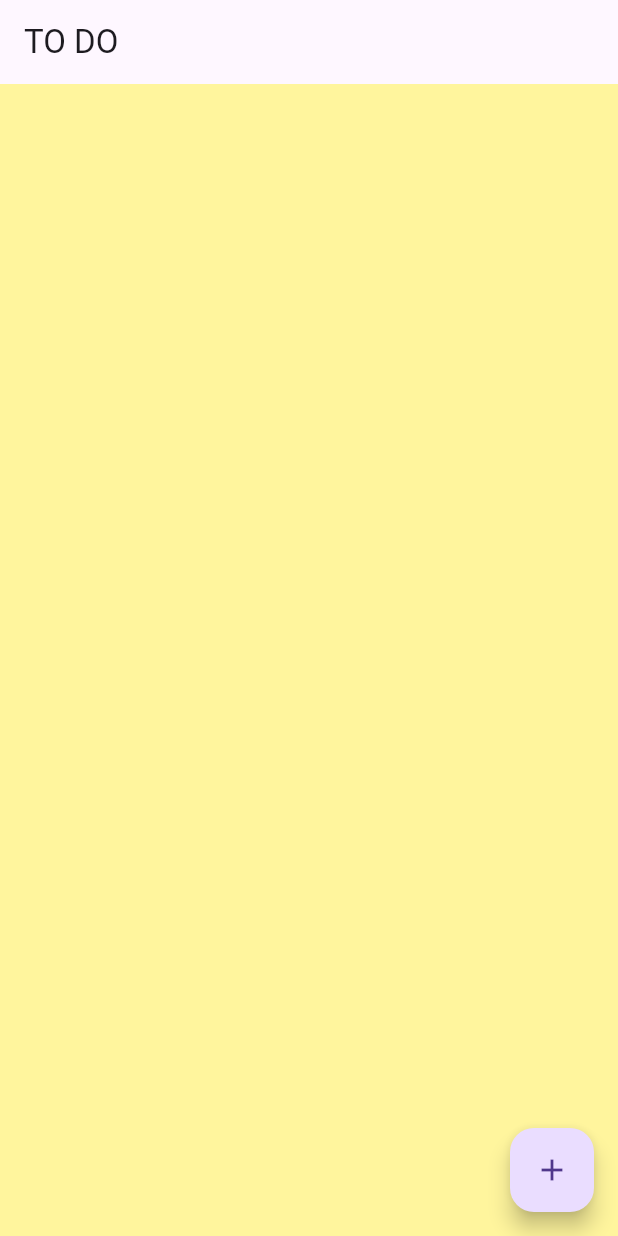
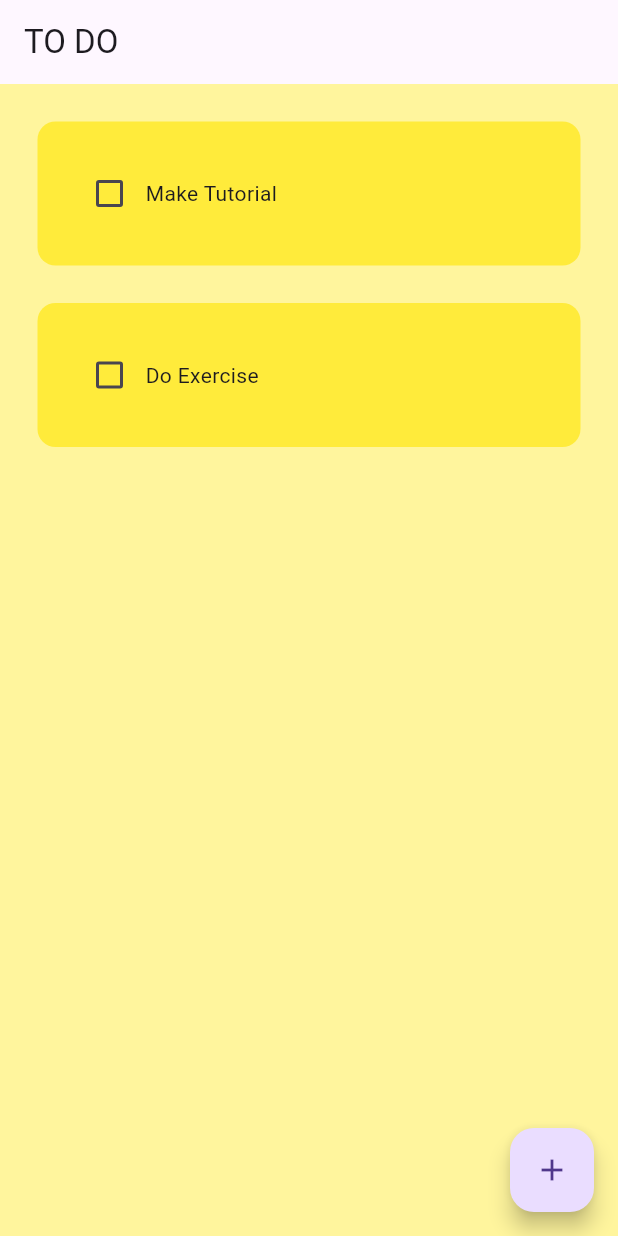
Before and after one commit to Keyaeugene/To_Do_App, a Flutter app: the screen it shows after launch, on a phone screen of 412 x 824 dp. Run offline on Flutter 3.47's test engine with Material 3 defaults, Android fonts, the phone set to English and light mode, and no system bars; drawn by our look-alikes of flutter_slidable; our stand-ins replace hive_flutter; accounts and stored records are empty.

Commit message:
final done product

```diff
--- a/lib/data/database.dart
+++ b/lib/data/database.dart
@@ -4,7 +4,7 @@ class ToDotaBase {
   List toDoList = [];
 
 // reference our box
-  final _myBox = Hive.openBox('mybox');
+  final _myBox = Hive.box('mybox');
 
   // run this method if this is the 1st time ever opening this app
   void createInitialData() {
@@ -13,4 +13,14 @@ class ToDotaBase {
       ["Do Exercise", false],
     ];
   }
+
+  // load the data from the database
+  void loadData() {
+    toDoList = _myBox.get("TODOLIST");
+  }
+
+// update the database
+  void updateDataBase() {
+    _myBox.put("TODOLIST", toDoList);
+  }
 }
--- a/lib/home_page.dart
+++ b/lib/home_page.dart
@@ -13,8 +13,21 @@ class HomePage extends StatefulWidget {
 
 class _HomePageState extends State<HomePage> {
   // reference hive box
-  final _myBox = Hive.openBox('mybox');
+  final _myBox = Hive.box('mybox');
   ToDotaBase db = ToDotaBase();
+
+  @override
+  void initState() {
+    // If this is the first time opening the app , then create default data
+    if (_myBox.get("TODOLIST") == null) {
+      db.createInitialData();
+    } else {
+      //there already exists data
+      db.loadData();
+    }
+
+    super.initState();
+  }
 
   //  text controller
   final _controller = TextEditingController();
@@ -24,6 +37,7 @@ class _HomePageState extends State<HomePage> {
     setState(() {
       db.toDoList[index][1] = !db.toDoList[index][1];
     });
+    db.updateDataBase();
   }
 
 //save new task
@@ -33,6 +47,7 @@ class _HomePageState extends State<HomePage> {
       _controller.clear();
     });
     Navigator.of(context).pop();
+    db.updateDataBase();
   }
 
 //create new task
@@ -54,6 +69,7 @@ class _HomePageState extends State<HomePage> {
     setState(() {
       db.toDoList.removeAt(index);
     });
+    db.updateDataBase();
   }
 
   @override
```
